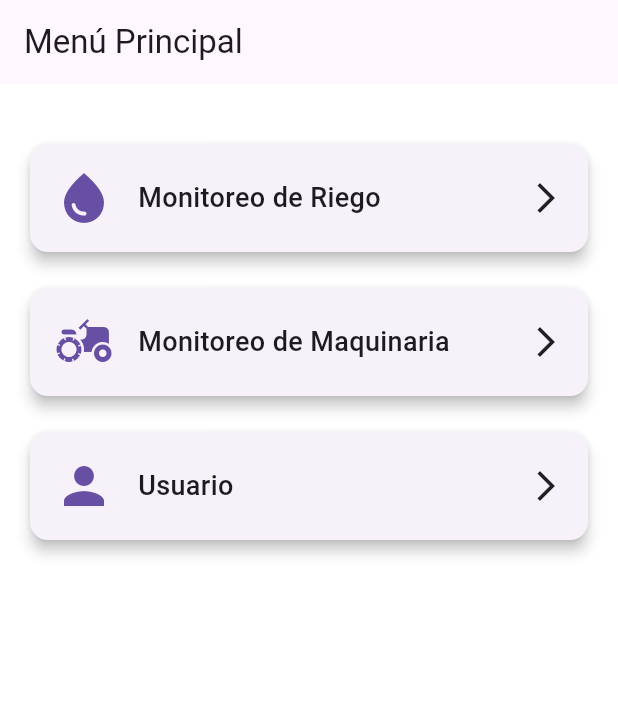
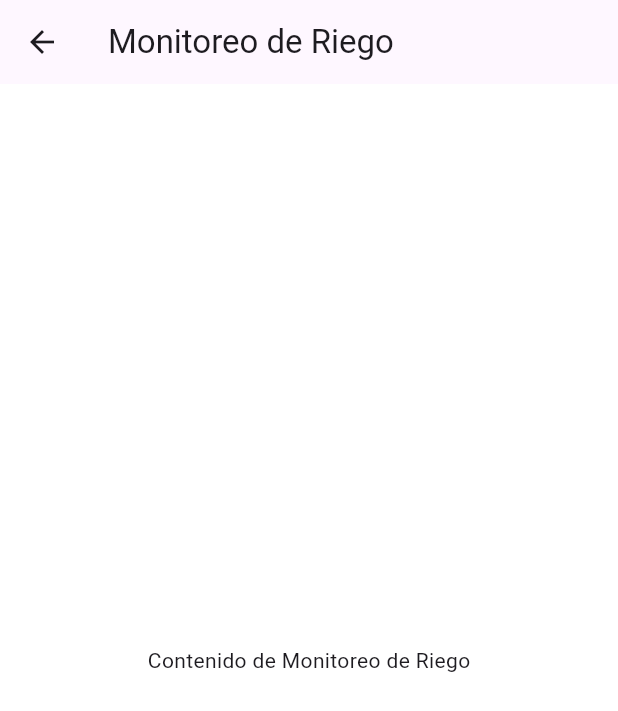
Before and after one commit to alek-777/AppMonitoreo, a Flutter app: the screen it shows after launch, after a tap on "Monitoreo de Riego", on a phone screen of 412 x 824 dp. Shown: the top 711 px of the screen. Run offline on Flutter 3.47's test engine with Material 3 defaults, Android fonts, the phone set to English and light mode, and no system bars.

```diff
--- a/lib/main.dart
+++ b/lib/main.dart
@@ -17,6 +17,11 @@ class MyApp extends StatelessWidget {
         scaffoldBackgroundColor: Colors.white,
       ),
       home: const MenuScreen(),
+      routes: {
+        '/riego': (context) => const RiegoScreen(),
+        '/esp': (context) => const ESPScreen(),
+        '/usuario': (context) => const UsuarioScreen(),
+      },
     );
   }
 }
@@ -40,18 +45,21 @@ class MenuScreen extends StatelessWidget {
               context: context,
               title: 'Monitoreo de Riego',
               icon: Icons.water_drop,
+              onTap: () => Navigator.pushNamed(context, '/riego'),
             ),
             const SizedBox(height: 16),
             _buildMenuOption(
               context: context,
-              title: 'Monitoreo de Maquinaria',
-              icon: Icons.agriculture,
+              title: 'Configuración del ESP',
+              icon: Icons.developer_board, // O usar Icons.settings
+              onTap: () => Navigator.pushNamed(context, '/esp'),
             ),
             const SizedBox(height: 16),
             _buildMenuOption(
               context: context,
               title: 'Usuario',
               icon: Icons.person,
+              onTap: () => Navigator.pushNamed(context, '/usuario'),
             ),
           ],
         ),
@@ -63,6 +71,7 @@ class MenuScreen extends StatelessWidget {
     required BuildContext context,
     required String title,
     required IconData icon,
+    required VoidCallback onTap,
   }) {
     return Card(
       elevation: 4,
@@ -71,9 +80,7 @@ class MenuScreen extends StatelessWidget {
       ),
       child: InkWell(
         borderRadius: BorderRadius.circular(12),
-        onTap: () {
-          // Aquí puedes agregar la navegación a otras pantallas
-        },
+        onTap: onTap,
         child: Padding(
           padding: const EdgeInsets.all(16.0),
           child: Row(
@@ -96,3 +103,40 @@ class MenuScreen extends StatelessWidget {
     );
   }
 }
+
+// Pantallas de ejemplo
+class RiegoScreen extends StatelessWidget {
+  const RiegoScreen({super.key});
+
+  @override
+  Widget build(BuildContext context) {
+    return Scaffold(
+      appBar: AppBar(title: const Text('Monitoreo de Riego')),
+      body: const Center(child: Text('Contenido de Monitoreo de Riego')),
+    );
+  }
+}
+
+class ESPScreen extends StatelessWidget {
+  const ESPScreen({super.key});
+
+  @override
+  Widget build(BuildContext context) {
+    return Scaffold(
+      appBar: AppBar(title: const Text('Configuración del ESP')),
+      body: const Center(child: Text('Contenido de Configuración del ESP')),
+    );
+  }
+}
+
+class UsuarioScreen extends StatelessWidget {
+  const UsuarioScreen({super.key});
+
+  @override
+  Widget build(BuildContext context) {
+    return Scaffold(
+      appBar: AppBar(title: const Text('Usuario')),
+      body: const Center(child: Text('Contenido de Usuario')),
+    );
+  }
+}
```
Also changed, not shown: image/back.png (added), image/esp.png (added), image/humedad.png (added), image/info.png (added), image/riego.png (added), image/temp.png (added), image/usuario.png (added).
